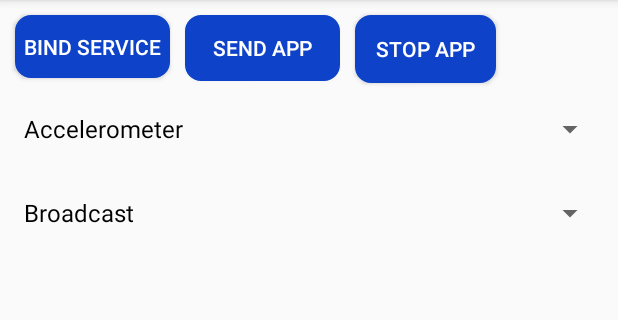
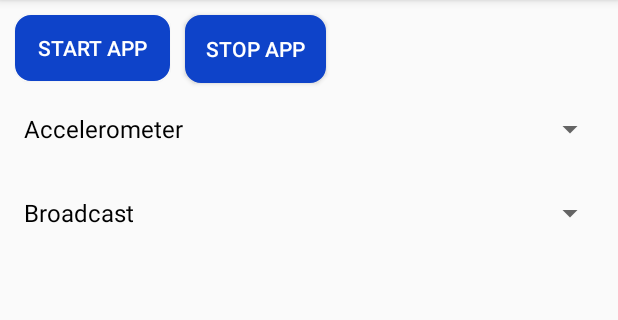
Before and after one commit to chamathabeysinghe/siddhi-io-android, an Android app: the SensorAppActivity screen opened directly, with no data from a screen before it, on a phone screen of 412 x 824 dp, the part 84-404 px from its top. Run offline under Robolectric (Android 15) with nearby library versions, the phone set to English and light mode, and no system bars.

Commit message:
Improve the sample app

```diff
--- a/sample-siddhi-app/src/main/res/layout/activity_sensor_app.xml
+++ b/sample-siddhi-app/src/main/res/layout/activity_sensor_app.xml
@@ -13,28 +13,16 @@
             android:layout_height="match_parent">
 
         <Button
-                android:id="@+id/button"
-                android:layout_width="103dp"
-                android:layout_height="42dp"
-                android:onClick="bindToSiddhiService"
-                android:text="Bind Service"
-                android:layout_margin="10dp"
-                android:background="@drawable/button_style"
-                android:textColor="#ffffff"
-                android:layout_marginTop="8dp"
-                app:layout_constraintTop_toTopOf="parent"
-                app:layout_constraintStart_toStartOf="parent" android:layout_marginStart="8dp"/>
-        <Button
                 android:id="@+id/button2"
                 android:layout_width="103dp"
                 android:layout_height="44dp"
                 android:onClick="sendApp"
-                android:text="Send App"
+                android:text="Start App"
                 android:layout_margin="10dp"
                 android:background="@drawable/button_style"
                 android:textColor="#ffffff"
-                app:layout_constraintStart_toEndOf="@+id/button" android:layout_marginStart="8dp"
-                app:layout_constraintTop_toTopOf="parent" android:layout_marginTop="8dp"/>
+                app:layout_constraintTop_toTopOf="parent" android:layout_marginTop="8dp"
+                app:layout_constraintStart_toStartOf="parent" android:layout_marginStart="8dp"/>
         <Button
 
                 android:id="@+id/button3"
--- a/sample-siddhi-app/src/main/res/layout/list_view_item.xml
+++ b/sample-siddhi-app/src/main/res/layout/list_view_item.xml
@@ -25,7 +25,7 @@
         android:id="@+id/sample2">
     <!-- Bottom View Start-->
     <LinearLayout
-            android:background="#2a9e0e"
+            android:background="@color/runSiddhiApp"
             android:id="@+id/bottom_wrapper"
             android:layout_width="160dp"
             android:weightSum="1"
--- a/sample-siddhi-app/src/main/res/values/colors.xml
+++ b/sample-siddhi-app/src/main/res/values/colors.xml
@@ -3,4 +3,6 @@
     <color name="colorPrimary">#3F51B5</color>
     <color name="colorPrimaryDark">#303F9F</color>
     <color name="colorAccent">#FF4081</color>
+    <color name="runSiddhiApp">#2a9e0e</color>
+    <color name="stopSiddhiApp">#d9223a</color>
 </resources>
```
Also changed, not shown: sample-siddhi-app/src/main/java/org/wso2/siddhi/android/sample/CustomAppActivity.java (+32 -9 lines), sample-siddhi-app/src/main/java/org/wso2/siddhi/android/sample/SensorAppActivity.java (+13 -15 lines).
